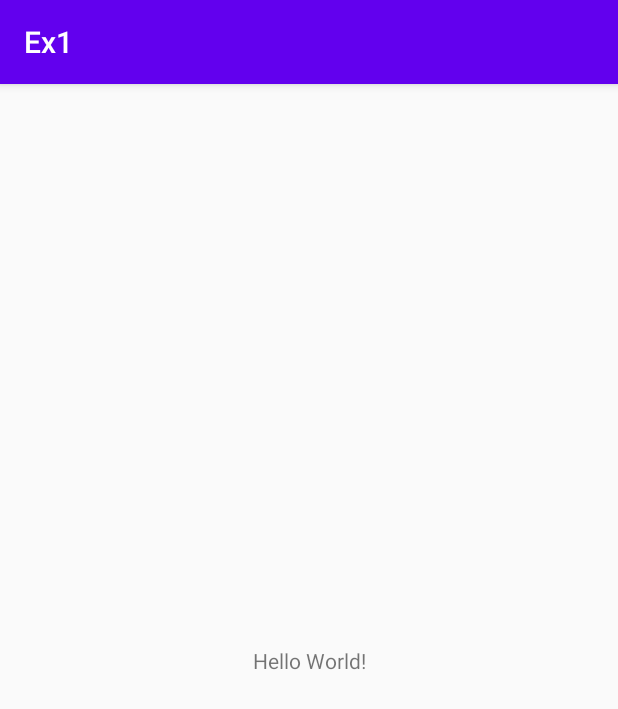
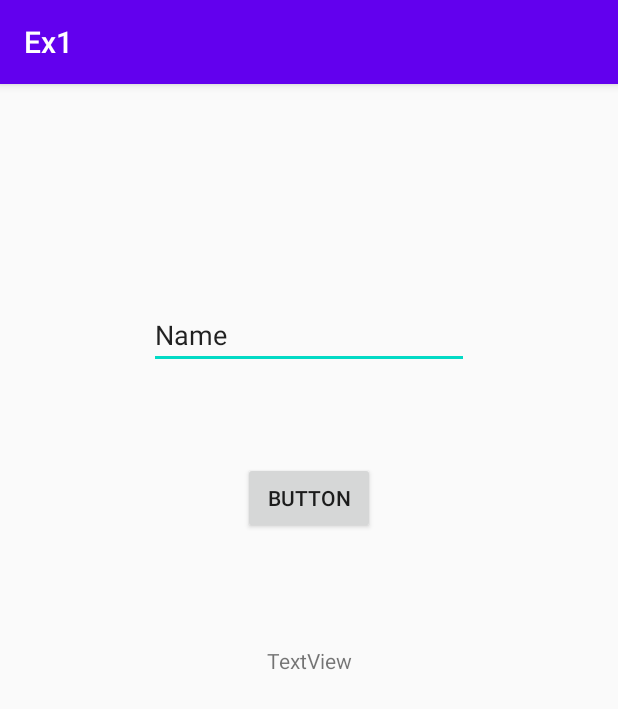
Before and after one commit to anas-yousef/todoboom, an Android app: the screen it shows after launch (MainActivity), on a phone screen of 412 x 824 dp. Shown: the top 709 px of the screen. Run offline under Robolectric (Android 15) with nearby library versions, the phone set to English and light mode, and no system bars.

Commit message:
Added the Three Components

```diff
--- a/app/src/main/res/layout/activity_main.xml
+++ b/app/src/main/res/layout/activity_main.xml
@@ -6,13 +6,50 @@
     android:layout_height="match_parent"
     tools:context=".MainActivity">
 
-    <TextView
+    <EditText
+        android:id="@+id/editText2"
         android:layout_width="wrap_content"
         android:layout_height="wrap_content"
-        android:text="Hello World!"
+        android:ems="10"
+        android:inputType="textPersonName"
+        android:text="Name"
         app:layout_constraintBottom_toBottomOf="parent"
-        app:layout_constraintLeft_toLeftOf="parent"
-        app:layout_constraintRight_toRightOf="parent"
-        app:layout_constraintTop_toTopOf="parent" />
+        app:layout_constraintEnd_toEndOf="parent"
+        app:layout_constraintHorizontal_bias="0.5"
+        app:layout_constraintStart_toStartOf="parent"
+        app:layout_constraintTop_toTopOf="parent"
+        app:layout_constraintVertical_bias="0.200" />
+
+    <Button
+        android:id="@+id/button"
+        android:layout_width="wrap_content"
+        android:layout_height="wrap_content"
+        android:text="Button"
+        tools:layout_editor_absoluteX="161dp"
+        tools:layout_editor_absoluteY="180dp"
+        app:layout_constraintBottom_toBottomOf="parent"
+        app:layout_constraintEnd_toEndOf="parent"
+        app:layout_constraintHorizontal_bias="0.5"
+        app:layout_constraintStart_toStartOf="parent"
+        app:layout_constraintTop_toTopOf="parent"
+        app:layout_constraintVertical_bias="0.350"
+        />
+
+    <TextView
+        android:id="@+id/textView"
+        android:layout_width="wrap_content"
+        android:layout_height="wrap_content"
+        android:text="TextView"
+        tools:layout_editor_absoluteX="172dp"
+        tools:layout_editor_absoluteY="284dp"
+        app:layout_constraintBottom_toBottomOf="parent"
+        app:layout_constraintEnd_toEndOf="parent"
+        app:layout_constraintHorizontal_bias="0.5"
+        app:layout_constraintStart_toStartOf="parent"
+        app:layout_constraintTop_toTopOf="parent"
+        app:layout_constraintVertical_bias="0.500"
+        />
+
+
 
 </androidx.constraintlayout.widget.ConstraintLayout>
```
